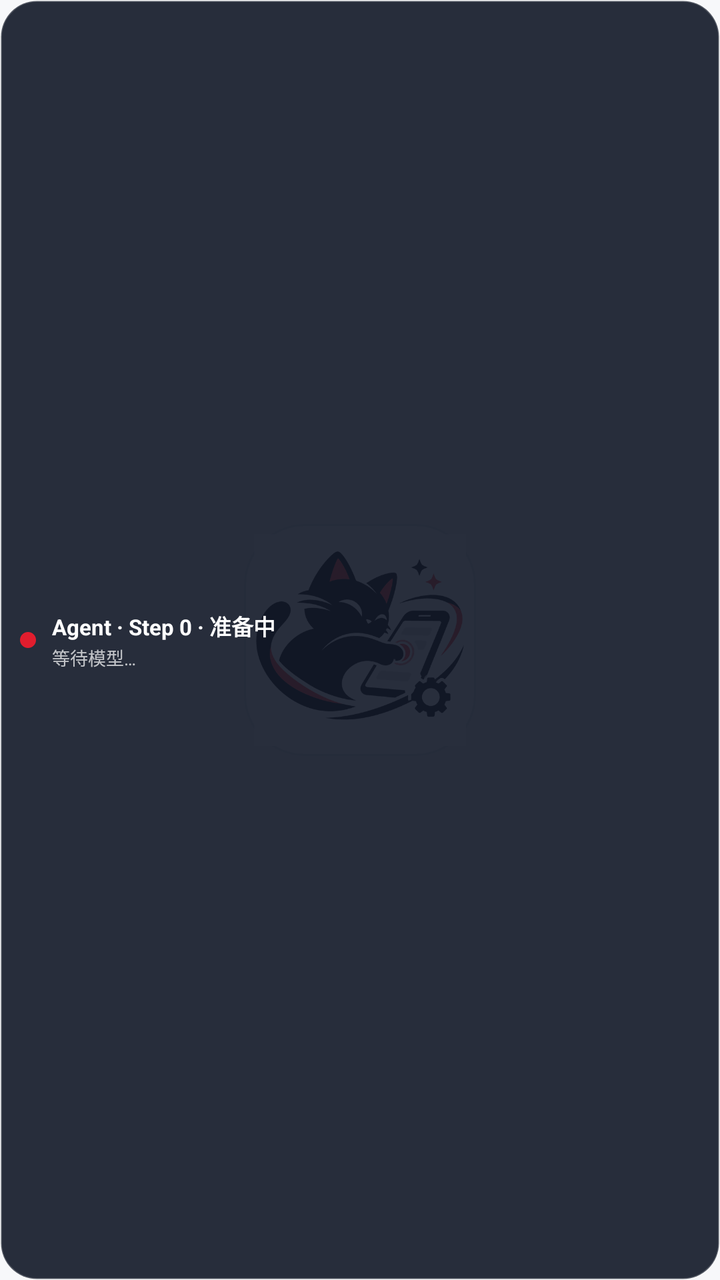
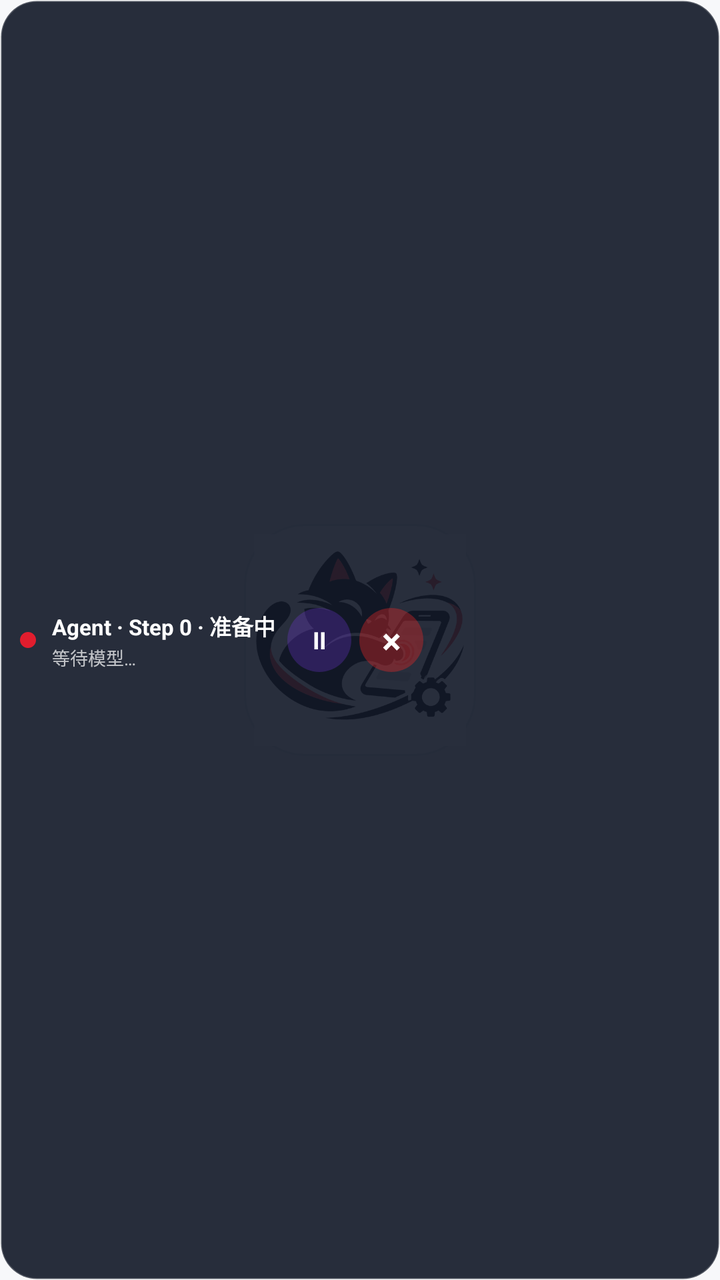

An Android layout rendered at two revisions. The XML below is the earlier revision; the diff shows what the commit changed to produce the second picture.
<!-- AndroidManifest.xml: application theme Theme.CatfeeRootAuto -->
<!-- res/layout/agent_status_overlay.xml -->
<?xml version="1.0" encoding="utf-8"?>
<LinearLayout xmlns:android="http://schemas.android.com/apk/res/android"
    android:layout_width="wrap_content"
    android:layout_height="wrap_content"
    android:background="@drawable/bg_agent_overlay"
    android:gravity="center_vertical"
    android:orientation="horizontal"
    android:paddingStart="10dp"
    android:paddingTop="7dp"
    android:paddingEnd="12dp"
    android:paddingBottom="7dp">

    <View
        android:id="@+id/overlay_dot"
        android:layout_width="8dp"
        android:layout_height="8dp"
        android:layout_marginEnd="8dp"
        android:background="@drawable/bg_agent_overlay_dot" />

    <LinearLayout
        android:layout_width="wrap_content"
        android:layout_height="wrap_content"
        android:orientation="vertical">

        <TextView
            android:id="@+id/overlay_title"
            android:layout_width="wrap_content"
            android:layout_height="wrap_content"
            android:maxLines="1"
            android:text="Agent · Step 0 · 准备中"
            android:textColor="#FFFFFFFF"
            android:textSize="11sp"
            android:textStyle="bold" />

        <TextView
            android:id="@+id/overlay_detail"
            android:layout_width="wrap_content"
            android:layout_height="wrap_content"
            android:layout_marginTop="1dp"
            android:ellipsize="end"
            android:maxLines="1"
            android:text="等待模型…"
            android:textColor="#B8FFFFFF"
            android:textSize="9sp" />
    </LinearLayout>
</LinearLayout>
<!-- resources referenced by this layout -->
<resources>
  <!-- drawable bg_agent_overlay (drawable) -->
  <?xml version="1.0" encoding="utf-8"?>
  <shape xmlns:android="http://schemas.android.com/apk/res/android" android:shape="rectangle">
      <corners android:radius="18dp" />
      <solid android:color="#E6111827" />
      <stroke android:width="1dp" android:color="#33FFFFFF" />
  </shape>
  <!-- drawable bg_agent_overlay_dot (drawable) -->
  <?xml version="1.0" encoding="utf-8"?>
  <shape xmlns:android="http://schemas.android.com/apk/res/android" android:shape="oval">
      <solid android:color="#E11D2E" />
      <size android:width="8dp" android:height="8dp" />
  </shape>
  <style name="Theme.CatfeeRootAuto" parent="android:Theme.Material.Light.NoActionBar">
          <item name="android:windowBackground">@drawable/splash_background</item>
          <item name="android:statusBarColor">@color/app_bg</item>
          <item name="android:navigationBarColor">@color/app_bg</item>
          <item name="android:windowLightStatusBar">true</item>
      </style>
  <!-- drawable splash_background (drawable) -->
  <?xml version="1.0" encoding="utf-8"?>
  <layer-list xmlns:android="http://schemas.android.com/apk/res/android">
      <item>
          <shape android:shape="rectangle">
              <solid android:color="@color/app_bg" />
          </shape>
      </item>
  
      
      <item
          android:width="116dp"
          android:height="116dp"
          android:gravity="center">
          <shape android:shape="rectangle">
              <corners android:radius="30dp" />
              <solid android:color="#FFFFFF" />
              <stroke
                  android:width="1dp"
                  android:color="#E5E7EB" />
          </shape>
      </item>
  
      
      <item
          android:width="106dp"
          android:height="106dp"
          android:gravity="center">
          <bitmap
              android:gravity="fill"
              android:src="@drawable/app_logo" />
      </item>
  </layer-list>
  <color name="app_bg">#F7F8FA</color>
  <!-- drawable app_logo: png bitmap (drawable, 262233 bytes) -->
</resources>

<!-- the commit's change to res/layout/agent_status_overlay.xml (unified diff, before → after) -->
@@ -43,4 +43,32 @@
             android:textColor="#B8FFFFFF"
             android:textSize="9sp" />
     </LinearLayout>
+
+    <TextView
+        android:id="@+id/overlay_pause"
+        android:layout_width="32dp"
+        android:layout_height="32dp"
+        android:layout_marginStart="6dp"
+        android:background="@drawable/bg_agent_overlay_button"
+        android:clickable="true"
+        android:focusable="false"
+        android:gravity="center"
+        android:text="Ⅱ"
+        android:textColor="#FFFFFFFF"
+        android:textSize="12sp"
+        android:textStyle="bold" />
+
+    <TextView
+        android:id="@+id/overlay_stop"
+        android:layout_width="32dp"
+        android:layout_height="32dp"
+        android:layout_marginStart="4dp"
+        android:background="@drawable/bg_agent_overlay_stop"
+        android:clickable="true"
+        android:focusable="false"
+        android:gravity="center"
+        android:text="×"
+        android:textColor="#FFFFFFFF"
+        android:textSize="18sp"
+        android:textStyle="bold" />
 </LinearLayout>
<!-- resource entries referenced after the edit -->
@@ -7,12 +7,40 @@
       <solid android:color="#E6111827" />
       <stroke android:width="1dp" android:color="#33FFFFFF" />
   </shape>
+  <!-- drawable bg_agent_overlay_button (drawable) -->
+  <?xml version="1.0" encoding="utf-8"?>
+  <selector xmlns:android="http://schemas.android.com/apk/res/android">
+      <item android:state_pressed="true">
+          <shape android:shape="oval">
+              <solid android:color="#667C3AED" />
+          </shape>
+      </item>
+      <item>
+          <shape android:shape="oval">
+              <solid android:color="#447C3AED" />
+          </shape>
+      </item>
+  </selector>
   <!-- drawable bg_agent_overlay_dot (drawable) -->
   <?xml version="1.0" encoding="utf-8"?>
   <shape xmlns:android="http://schemas.android.com/apk/res/android" android:shape="oval">
       <solid android:color="#E11D2E" />
       <size android:width="8dp" android:height="8dp" />
   </shape>
+  <!-- drawable bg_agent_overlay_stop (drawable) -->
+  <?xml version="1.0" encoding="utf-8"?>
+  <selector xmlns:android="http://schemas.android.com/apk/res/android">
+      <item android:state_pressed="true">
+          <shape android:shape="oval">
+              <solid android:color="#99DC2626" />
+          </shape>
+      </item>
+      <item>
+          <shape android:shape="oval">
+              <solid android:color="#66DC2626" />
+          </shape>
+      </item>
+  </selector>
   <style name="Theme.CatfeeRootAuto" parent="android:Theme.Material.Light.NoActionBar">
           <item name="android:windowBackground">@drawable/splash_background</item>
           <item name="android:statusBarColor">@color/app_bg</item>
